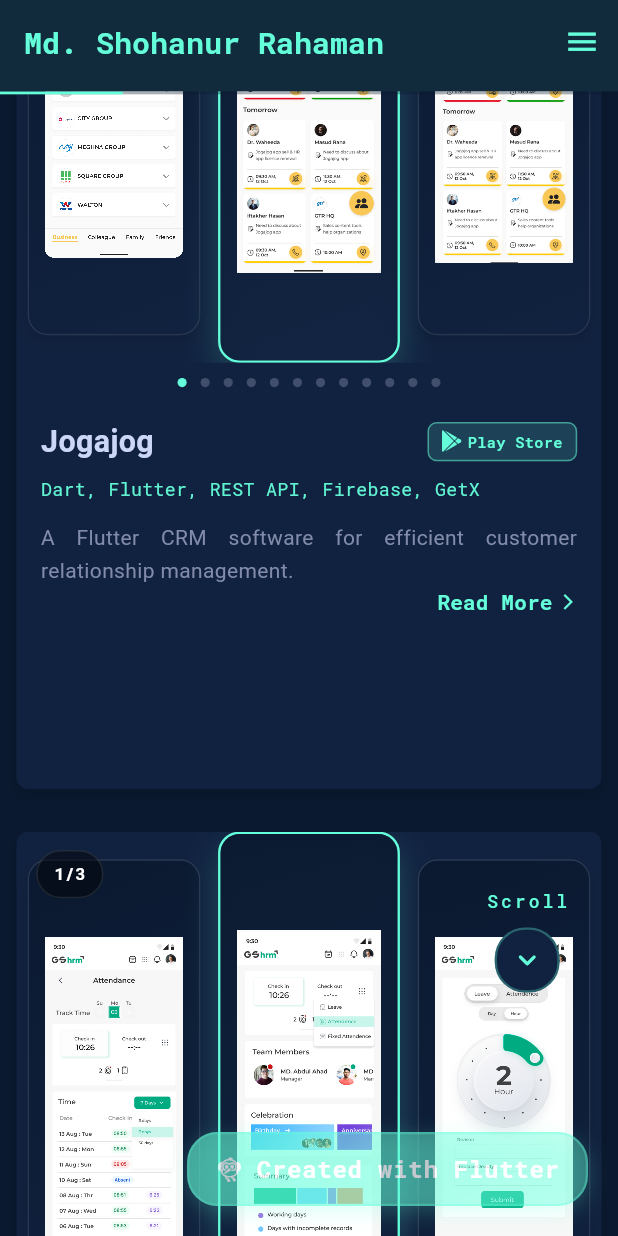
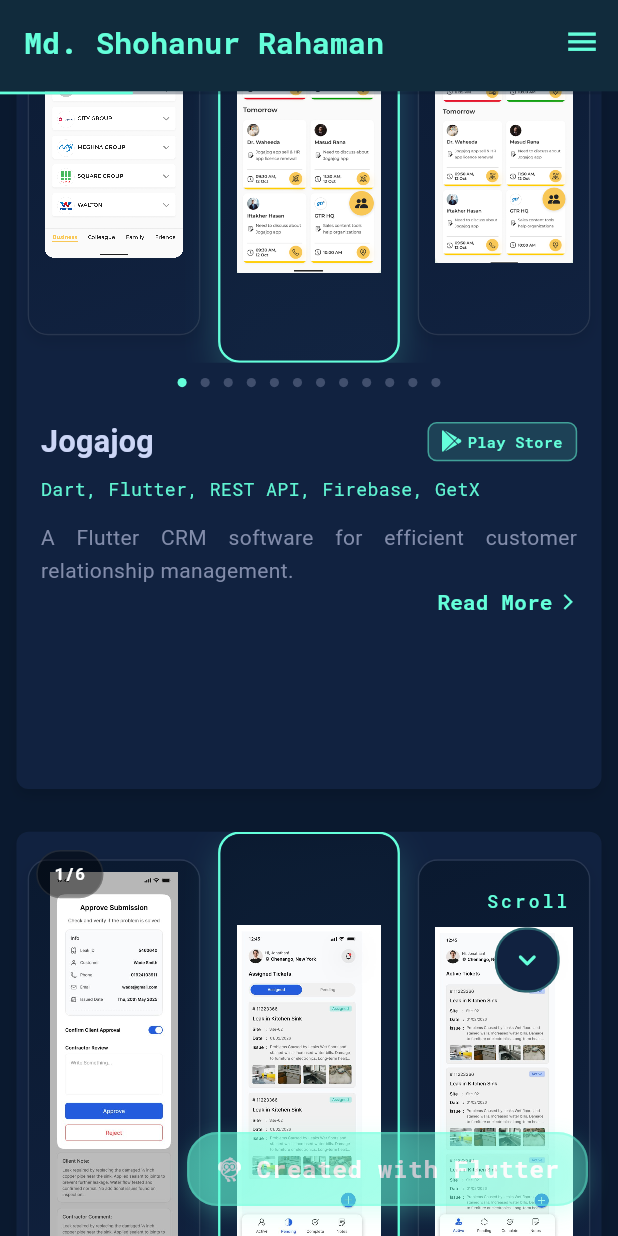
Before and after one commit to shohanur55/shohanur55, a Flutter app: the screen it shows after launch, scrolled down 1728 dp, on a phone screen of 412 x 824 dp. Run offline on Flutter 3.47's test engine with Material 3 defaults, Android fonts, the phone set to English and light mode, and no system bars; drawn by our look-alikes of carousel_slider; our stand-ins replace flutter_animate, flutter_screenutil, font_awesome_flutter, google_fonts; missing offline and left inert: dotlottie_flutter.

Commit message:
Add Multifix project and tidy project list
Add a new "Multifix" Project entry to static_portfolio_data, include images and Play Store/App Store URLs, and reindex subsequent project IDs. Add Play Store URL for Easy HR, remove/comment out the old Office Management System and duplicate Multifix entries to avoid duplication. Also update a clarifying comment in project_detail_dialog.dart related to image height calculation.

```diff
--- a/lib/data/static/static_portfolio_data.dart
+++ b/lib/data/static/static_portfolio_data.dart
@@ -33,6 +33,29 @@
 
     Project(
       id: "2",
+      title: "Multifix",
+      description:
+          "Easily manage home repairs — connect customers, contractors & consultants.",
+      technologies: ["Dart", "Flutter", "Firebase", "GetX", "REST API"],
+      imageUrl: "assets/images/projects/multifix/1.jpg",
+      images: [
+        "assets/images/projects/multifix/1.jpg",
+        "assets/images/projects/multifix/2.jpg",
+        "assets/images/projects/multifix/3.jpg",
+        "assets/images/projects/multifix/4.jpg",
+        "assets/images/projects/multifix/5.jpg",
+        "assets/images/projects/multifix/6.jpg",
+      ],
+      githubUrl: null,
+      liveUrl: null,
+      playStoreUrl:
+          "https://play.google.com/store/apps/details?id=com.app.multifix.multifix&pcampaignid=web_share",
+      appStoreUrl: "https://apps.apple.com/gb/app/multifix/id6756261630",
+    ),
+
+
+    Project(
+      id: "3",
       title: "Halda",
       description:
           "HR app for attendance tracking and management. Users can give/view attendance and perform admin tasks like employee management.",
@@ -49,7 +72,7 @@
           "https://play.google.com/store/apps/details?id=com.dev.androidteam.gtr.halda",
     ),
     Project(
-      id: "3",
+      id: "4",
       title: "Atrai",
       description:
           "Streamlined accounting software simplifies financial data management for individuals and businesses, ensuring a seamless user experience.",
@@ -71,7 +94,7 @@
           "https://play.google.com/store/apps/details?id=com.dev.androidteam.gtr.atrai",
     ),
     Project(
-      id: "4",
+      id: "5",
       title: "Shuttle Bus",
       description:
           "Any organization transportation service that operates on a fixed route. Live location sharing for hosts and specific user tracking.",
@@ -96,7 +119,7 @@
       liveUrl: null,
     ),
     Project(
-      id: "5",
+      id: "6",
       title: "Easy HR",
       description:
           '''Empower your workforce with our Flutter-based HR application. Seamlessly manage attendance, view records, and access a range of functionalities. Whether you're an admin or employee, easily maintain and monitor your team. Contact the app owner for access. Built with Flutter, GetX, and API integration for a streamlined experience.
@@ -134,42 +157,25 @@
       ],
       githubUrl: null,
       liveUrl: null,
+        playStoreUrl:
+          "https://play.google.com/store/apps/details?id=dev.gtrbd.easyhrflutter&pcampaignid=web_share",
+
     ),
-    Project(
-      id: "6",
-      title: "Office Management System",
-      description:
-          "A system that includes attendance, leave application, leave approval, salary management, and task management for various departments.",
-      technologies: ["Dart", "Flutter", "Firebase", "GetX"],
-      imageUrl:
-          "https://ui-avatars.com/api/?name=OMS&background=2ecc71&color=fff&size=512",
-      images: [
-        "https://ui-avatars.com/api/?name=OMS&background=2ecc71&color=fff&size=512",
-      ],
-      githubUrl: null,
-      liveUrl: null,
-    ),
-    Project(
-      id: "7",
-      title: "Multifix",
-      description:
-          "Easily manage home repairs — connect customers, contractors & consultants.",
-      technologies: ["Dart", "Flutter", "Firebase", "GetX", "REST API"],
-      imageUrl: "assets/images/projects/multifix/1.jpg",
-      images: [
-        "assets/images/projects/multifix/1.jpg",
-        "assets/images/projects/multifix/2.jpg",
-        "assets/images/projects/multifix/3.jpg",
-        "assets/images/projects/multifix/4.jpg",
-        "assets/images/projects/multifix/5.jpg",
-        "assets/images/projects/multifix/6.jpg",
-      ],
-      githubUrl: null,
-      liveUrl: null,
-      playStoreUrl:
-          "https://play.google.com/store/apps/details?id=com.app.multifix.multifix&pcampaignid=web_share",
-      appStoreUrl: "https://apps.apple.com/gb/app/multifix/id6756261630",
-    ),
+    // Project(
+    //   id: "7",
+    //   title: "Office Management System",
+    //   description:
+    //       "A system that includes attendance, leave application, leave approval, salary management, and task management for various departments.",
+    //   technologies: ["Dart", "Flutter", "Firebase", "GetX"],
+    //   imageUrl:
+    //       "https://ui-avatars.com/api/?name=OMS&background=2ecc71&color=fff&size=512",
+    //   images: [
+    //     "https://ui-avatars.com/api/?name=OMS&background=2ecc71&color=fff&size=512",
+    //   ],
+    //   githubUrl: null,
+    //   liveUrl: null,
+    // ),
+
   ];
 
   static final List<ExperienceModel> experience = [
--- a/lib/presentation/widgets/project_detail_dialog.dart
+++ b/lib/presentation/widgets/project_detail_dialog.dart
@@ -85,7 +85,7 @@
 
     // Compute taller image height for phone-like screenshots (cap to avoid overflow)
     final double screenH = MediaQuery.of(context).size.height;
-    final double imageHeight = math.min(screenH * 1.2, 700.h); // 1.2x screen height or max 400h
+    final double imageHeight = math.min(screenH * 1.2, 700.h); // 1.2x screen height or max 700h .700 height thik ase.
     final double currentImageAspectRatio = _currentImageAspectRatio();
 
     return Dialog(
```
